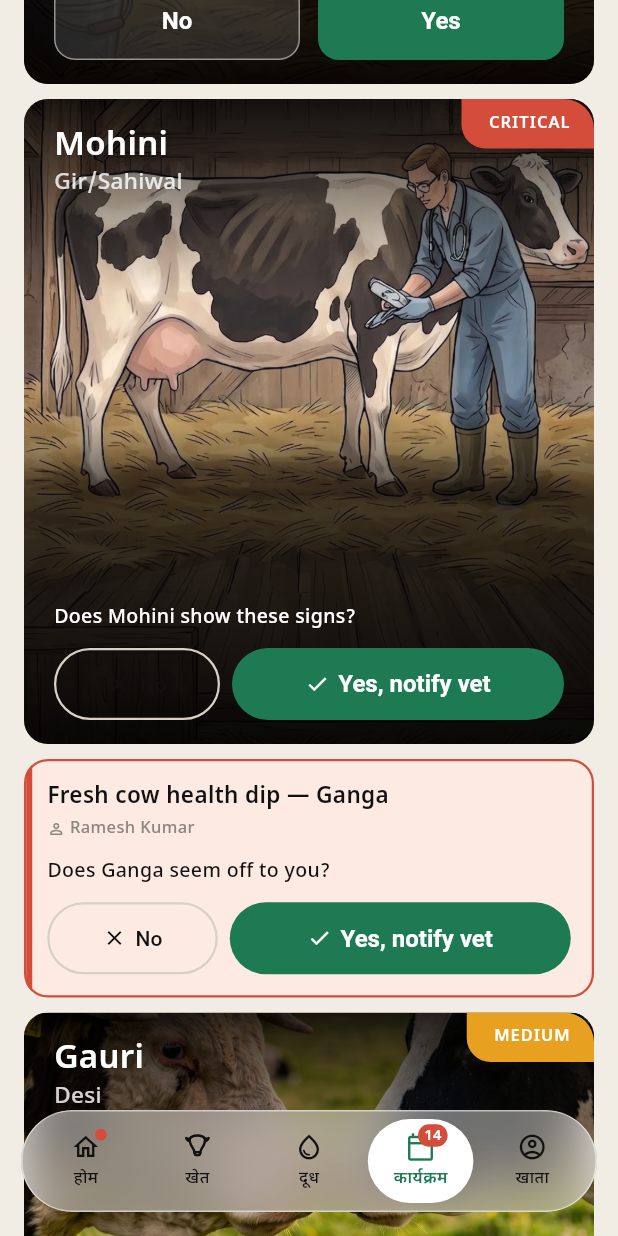
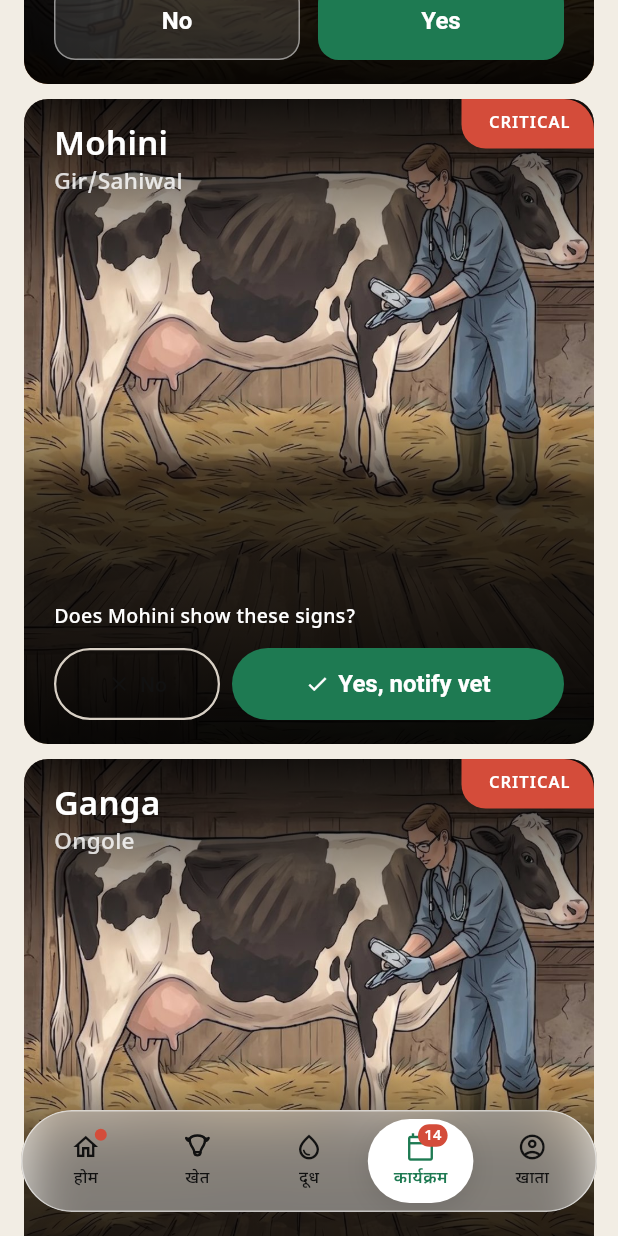
Before and after one commit to vaseey21/Vanix, a Flutter app: the EventsScreen screen opened directly with empty values, scrolled down 576 dp, on a phone screen of 412 x 824 dp. Run offline on Flutter 3.47's test engine with Material 3 defaults, Android fonts, the phone set to English and light mode, and no system bars; our stand-ins replace video_player.

Commit message:
auto: save changes

```diff
--- a/flutter_app/lib/screens/events_screen.dart
+++ b/flutter_app/lib/screens/events_screen.dart
@@ -662,6 +662,9 @@ class _EventsScreenState extends State<EventsScreen> {
           channel: 'Push + SMS · Immediate vet visit',
           manager: manager,
           avatarEmoji: '🐄🆕',
+          imageMode: widget.appState.displayImageMode,
+          photoBg: 'assets/images/vetvisit_photo.jpg',
+          photoCowBreed: 'Ganga · Ongole',
           title: 'Fresh cow health dip — Ganga',
           sub: 'Calved 6 days ago and her health score has dropped — early days post-calving carry higher metabolic risk.',
           meta: 'Green Valley Farm · Belt 27 · Day 6 post-calving',
@@ -688,6 +691,9 @@ class _EventsScreenState extends State<EventsScreen> {
           channel: 'Push + SMS · Immediate vet visit',
           manager: manager,
           avatarEmoji: '🐄🆕',
+          imageMode: widget.appState.displayImageMode,
+          photoBg: 'assets/images/vetvisit_photo.jpg',
+          photoCowBreed: 'Ganga · Ongole',
           title: 'Fresh cow health dip — Ganga',
           sub: 'Calved 6 days ago and her health score has dropped — early days post-calving carry higher metabolic risk.',
           meta: 'Green Valley Farm · Belt 27 · Day 6 post-calving',
@@ -702,6 +708,9 @@ class _EventsScreenState extends State<EventsScreen> {
           channel: 'Push + SMS · Immediate vet visit',
           manager: manager,
           avatarEmoji: '🐄🆕',
+          imageMode: widget.appState.displayImageMode,
+          photoBg: 'assets/images/vetvisit_photo.jpg',
+          photoCowBreed: 'Ganga · Ongole',
           title: 'Fresh cow health dip — Ganga',
           sub: 'Calved 6 days ago and her health score has dropped — early days post-calving carry higher metabolic risk.',
           meta: 'Green Valley Farm · Belt 27 · Day 6 post-calving',
@@ -716,6 +725,9 @@ class _EventsScreenState extends State<EventsScreen> {
           channel: 'Push + SMS · Immediate vet visit',
           manager: manager,
           avatarEmoji: '🐄🆕',
+          imageMode: widget.appState.displayImageMode,
+          photoBg: 'assets/images/vetvisit_photo.jpg',
+          photoCowBreed: 'Ganga · Ongole',
           title: 'Fresh cow health dip — Ganga',
           sub: 'Calved 6 days ago and her health score has dropped — early days post-calving carry higher metabolic risk.',
           meta: 'Green Valley Farm · Belt 27 · Day 6 post-calving',
```
